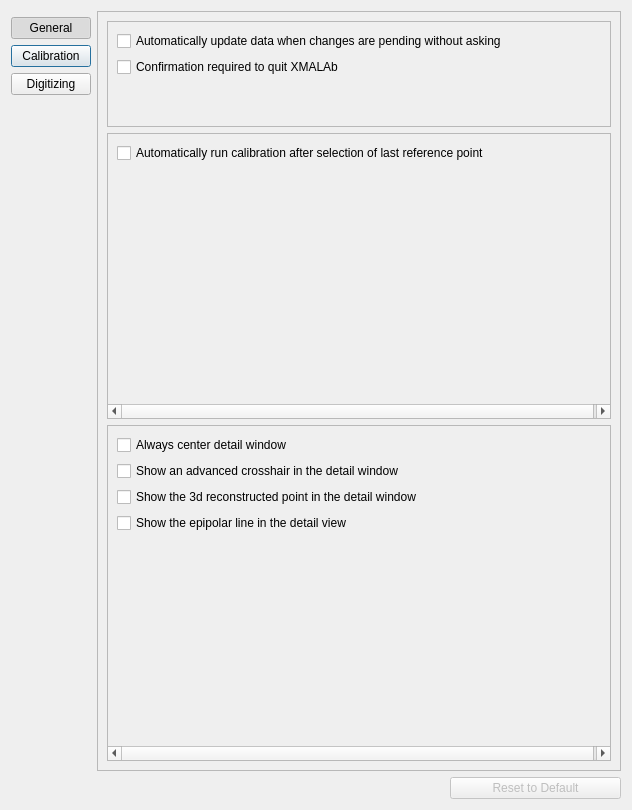
Before: the Qt Designer form src/ui/ui-files/SettingsDialog.ui in XROMMPackages/xmalab, drawn with Qt 5.
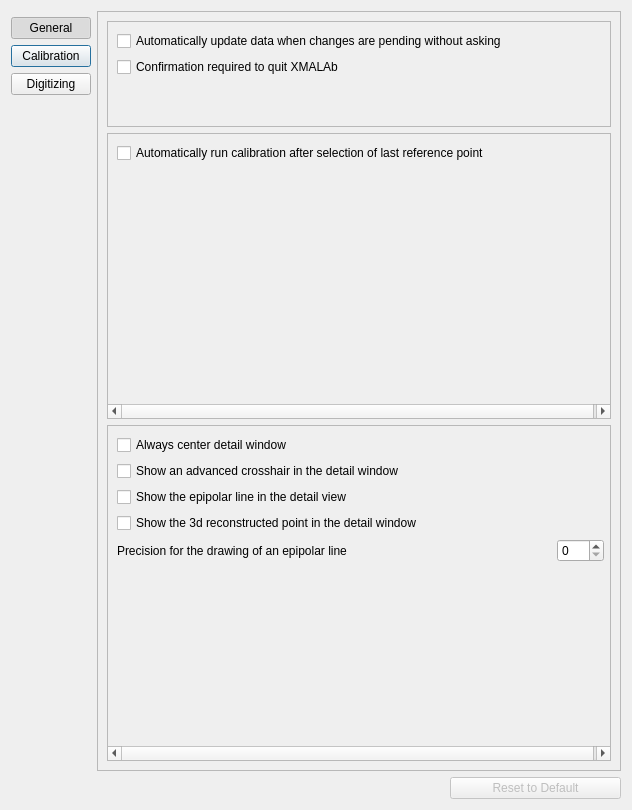
After: the same form once the commit is applied. Icons and pictures are not drawn.

Patch:
```diff
--- a/src/ui/ui-files/SettingsDialog.ui
+++ b/src/ui/ui-files/SettingsDialog.ui
@@ -196,7 +196,7 @@
           </rect>
          </property>
          <layout class="QGridLayout" name="gridLayout_5">
-          <item row="4" column="0">
+          <item row="6" column="0" colspan="2">
            <spacer name="verticalSpacer_4">
             <property name="orientation">
              <enum>Qt::Vertical</enum>
@@ -209,6 +209,19 @@
             </property>
            </spacer>
           </item>
+          <item row="4" column="0">
+           <widget class="QCheckBox" name="checkBox_Show3DPointDetailWindow">
+            <property name="sizePolicy">
+             <sizepolicy hsizetype="Minimum" vsizetype="Minimum">
+              <horstretch>0</horstretch>
+              <verstretch>0</verstretch>
+             </sizepolicy>
+            </property>
+            <property name="text">
+             <string>Show the 3d reconstructed point in the detail window</string>
+            </property>
+           </widget>
+          </item>
           <item row="0" column="0">
            <widget class="QCheckBox" name="checkBox_UseCenteredDetailWindow">
             <property name="sizePolicy">
@@ -235,19 +248,6 @@
             </property>
            </widget>
           </item>
-          <item row="2" column="0">
-           <widget class="QCheckBox" name="checkBox_Show3DPointDetailWindow">
-            <property name="sizePolicy">
-             <sizepolicy hsizetype="Minimum" vsizetype="Minimum">
-              <horstretch>0</horstretch>
-              <verstretch>0</verstretch>
-             </sizepolicy>
-            </property>
-            <property name="text">
-             <string>Show the 3d reconstructed point in the detail window</string>
-            </property>
-           </widget>
-          </item>
           <item row="3" column="0">
            <widget class="QCheckBox" name="checkBox_ShowEpiLineDetailWindow">
             <property name="sizePolicy">
@@ -261,6 +261,26 @@
             </property>
            </widget>
           </item>
+          <item row="5" column="0">
+           <widget class="QLabel" name="labelEpiPrecision">
+            <property name="text">
+             <string>Precision for the drawing of an epipolar line</string>
+            </property>
+           </widget>
+          </item>
+          <item row="5" column="1">
+           <widget class="QSpinBox" name="spinBoxEpiPrecision">
+            <property name="sizePolicy">
+             <sizepolicy hsizetype="Maximum" vsizetype="Fixed">
+              <horstretch>0</horstretch>
+              <verstretch>0</verstretch>
+             </sizepolicy>
+            </property>
+            <property name="maximum">
+             <number>999</number>
+            </property>
+           </widget>
+          </item>
          </layout>
         </widget>
        </widget>
```
